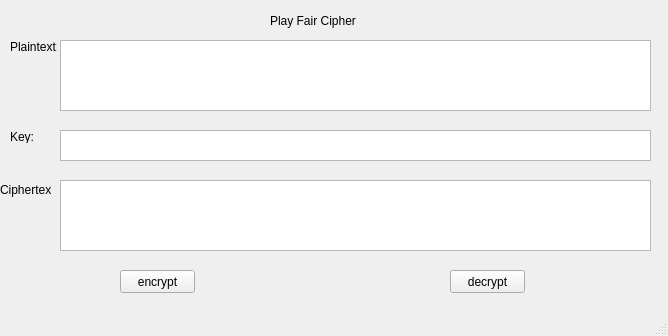
Katsuo-noob/bmttnc-hutech-2380605509, file LAB_03/ui/playfair.ui: the form before one commit.
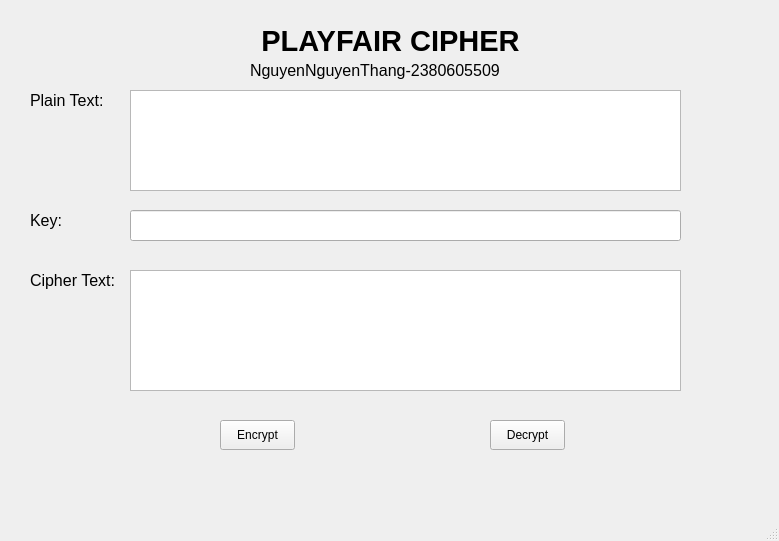
The form after the commit.

```diff
--- a/LAB_03/ui/playfair.ui
+++ b/LAB_03/ui/playfair.ui
@@ -6,8 +6,8 @@
    <rect>
     <x>0</x>
     <y>0</y>
-    <width>668</width>
-    <height>336</height>
+    <width>779</width>
+    <height>541</height>
    </rect>
   </property>
   <property name="windowTitle">
@@ -17,68 +17,58 @@
    <widget class="QLabel" name="label">
     <property name="geometry">
      <rect>
-      <x>270</x>
-      <y>0</y>
-      <width>171</width>
+      <x>230</x>
+      <y>20</y>
+      <width>321</width>
       <height>41</height>
      </rect>
     </property>
+    <property name="font">
+     <font>
+      <pointsize>22</pointsize>
+      <weight>75</weight>
+      <bold>true</bold>
+     </font>
+    </property>
     <property name="text">
-     <string>Play Fair Cipher</string>
+     <string>PLAYFAIR CIPHER</string>
     </property>
-   </widget>
-   <widget class="QPlainTextEdit" name="plaintext_txt">
-    <property name="geometry">
-     <rect>
-      <x>60</x>
-      <y>40</y>
-      <width>591</width>
-      <height>71</height>
-     </rect>
-    </property>
-   </widget>
-   <widget class="QPlainTextEdit" name="key_txt">
-    <property name="geometry">
-     <rect>
-      <x>60</x>
-      <y>130</y>
-      <width>591</width>
-      <height>31</height>
-     </rect>
-    </property>
-   </widget>
-   <widget class="QPlainTextEdit" name="ciphertext_txt">
-    <property name="geometry">
-     <rect>
-      <x>60</x>
-      <y>180</y>
-      <width>591</width>
-      <height>71</height>
-     </rect>
+    <property name="alignment">
+     <set>Qt::AlignCenter</set>
     </property>
    </widget>
    <widget class="QLabel" name="label_2">
     <property name="geometry">
      <rect>
-      <x>10</x>
-      <y>40</y>
-      <width>47</width>
-      <height>13</height>
+      <x>30</x>
+      <y>90</y>
+      <width>81</width>
+      <height>21</height>
      </rect>
     </property>
+    <property name="font">
+     <font>
+      <pointsize>12</pointsize>
+     </font>
+    </property>
     <property name="text">
-     <string>Plaintext:</string>
+     <string>Plain Text:</string>
     </property>
    </widget>
    <widget class="QLabel" name="label_3">
     <property name="geometry">
      <rect>
-      <x>10</x>
-      <y>130</y>
-      <width>47</width>
-      <height>13</height>
+      <x>30</x>
+      <y>210</y>
+      <width>41</width>
+      <height>21</height>
      </rect>
     </property>
+    <property name="font">
+     <font>
+      <pointsize>12</pointsize>
+     </font>
+    </property>
     <property name="text">
      <string>Key:</string>
     </property>
@@ -86,40 +76,93 @@
    <widget class="QLabel" name="label_4">
     <property name="geometry">
      <rect>
-      <x>0</x>
-      <y>180</y>
-      <width>51</width>
-      <height>20</height>
+      <x>30</x>
+      <y>270</y>
+      <width>91</width>
+      <height>21</height>
      </rect>
     </property>
+    <property name="font">
+     <font>
+      <pointsize>12</pointsize>
+     </font>
+    </property>
     <property name="text">
-     <string>Ciphertext:</string>
+     <string>Cipher Text:</string>
+    </property>
+   </widget>
+   <widget class="QTextEdit" name="txt_plain_text">
+    <property name="geometry">
+     <rect>
+      <x>130</x>
+      <y>90</y>
+      <width>551</width>
+      <height>101</height>
+     </rect>
+    </property>
+   </widget>
+   <widget class="QTextEdit" name="txt_cipher_text">
+    <property name="geometry">
+     <rect>
+      <x>130</x>
+      <y>270</y>
+      <width>551</width>
+      <height>121</height>
+     </rect>
+    </property>
+   </widget>
+   <widget class="QLineEdit" name="txt_key">
+    <property name="geometry">
+     <rect>
+      <x>130</x>
+      <y>210</y>
+      <width>551</width>
+      <height>31</height>
+     </rect>
     </property>
    </widget>
    <widget class="QPushButton" name="btn_encrypt">
     <property name="geometry">
      <rect>
-      <x>120</x>
-      <y>270</y>
+      <x>220</x>
+      <y>420</y>
       <width>75</width>
-      <height>23</height>
+      <height>30</height>
      </rect>
     </property>
     <property name="text">
-     <string>encrypt</string>
+     <string>Encrypt</string>
     </property>
    </widget>
    <widget class="QPushButton" name="btn_decrypt">
     <property name="geometry">
      <rect>
-      <x>450</x>
-      <y>270</y>
+      <x>490</x>
+      <y>420</y>
       <width>75</width>
-      <height>23</height>
+      <height>30</height>
      </rect>
     </property>
     <property name="text">
-     <string>decrypt</string>
+     <string>Decrypt</string>
+    </property>
+   </widget>
+   <widget class="QLabel" name="label_5">
+    <property name="geometry">
+     <rect>
+      <x>250</x>
+      <y>60</y>
+      <width>271</width>
+      <height>20</height>
+     </rect>
+    </property>
+    <property name="font">
+     <font>
+      <pointsize>12</pointsize>
+     </font>
+    </property>
+    <property name="text">
+     <string>NguyenNguyenThang-2380605509</string>
     </property>
    </widget>
   </widget>
```
Left out of the diff: 4 changed lines with no effect on the pictures.
